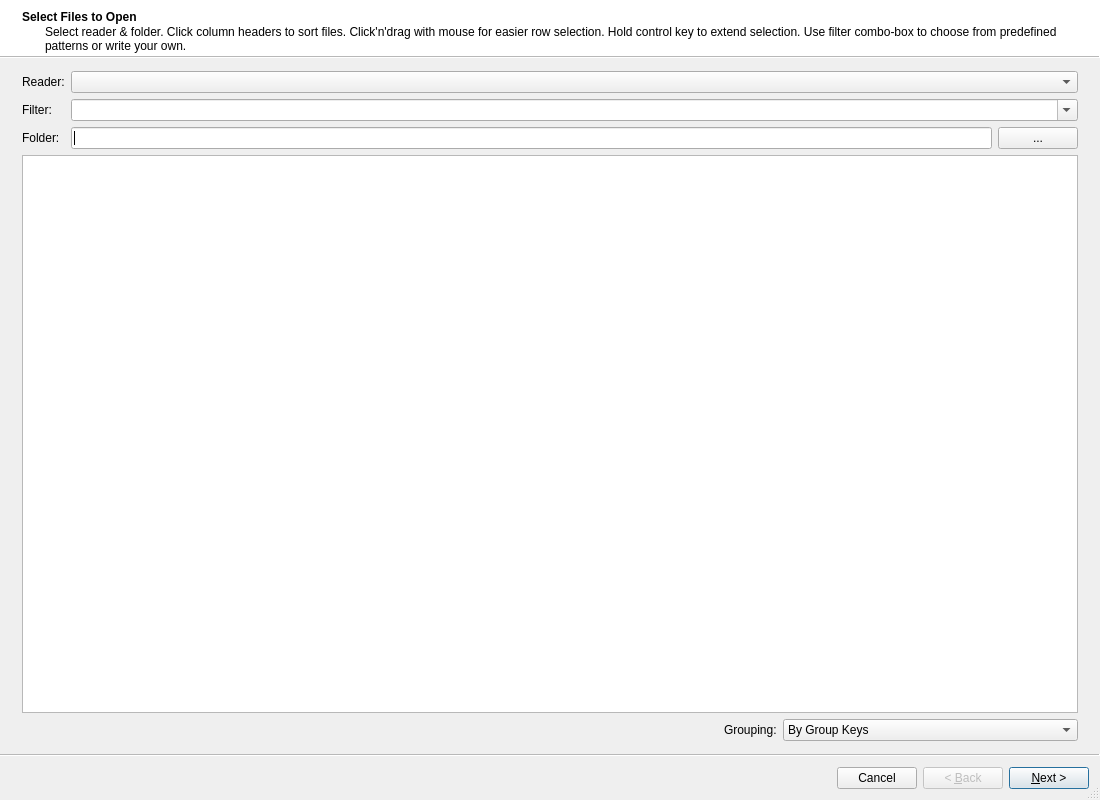
First picture: the form in uwsift/ui/open_file_wizard_2.ui, repository ssec/sift, before the edit.
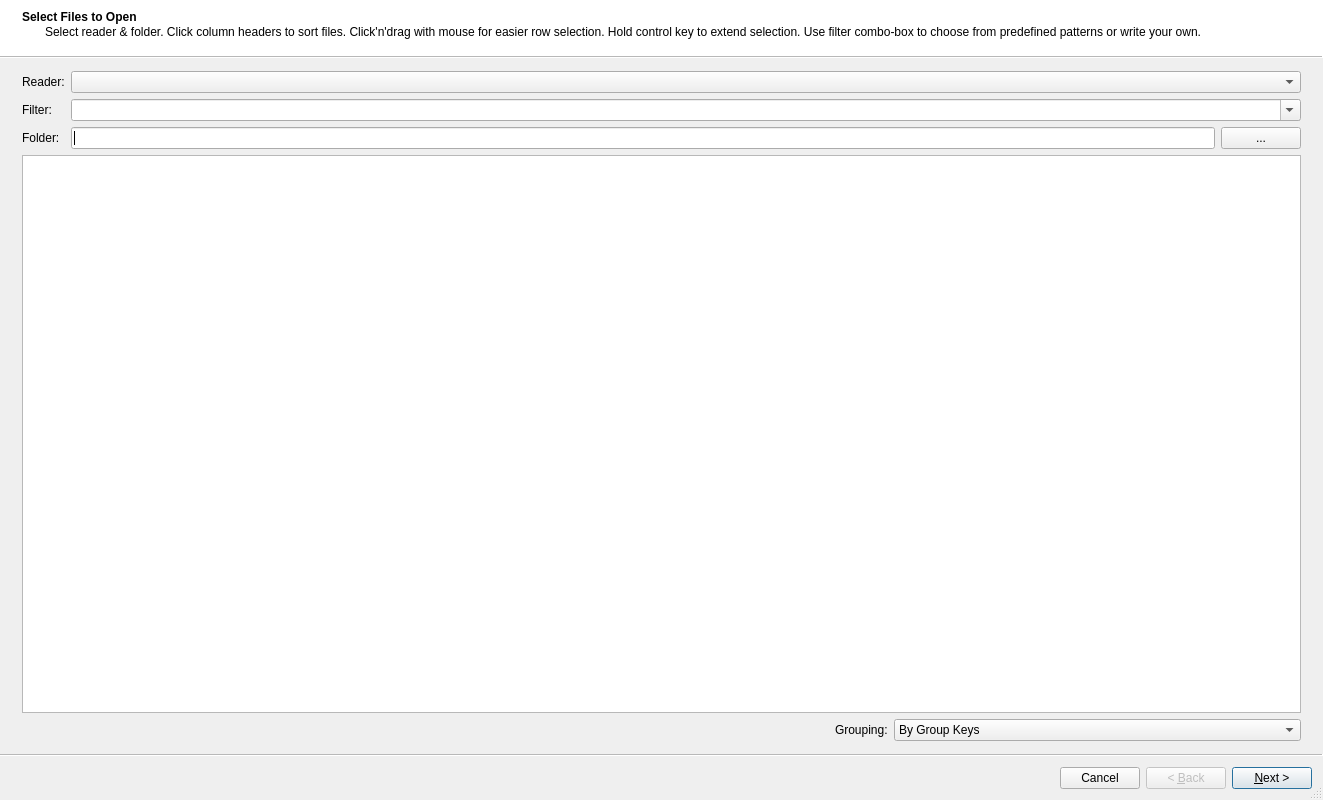
Second picture: the form after the edit. Custom widgets are drawn as their Qt base class.

Commit message:
Prevent OpenFileWizard(2) from exceeding screen width
When the OpenFileWizard(2) is opened with a pre-selection for a reader
that has a very long filter pattern, the 'Filter' combobox on the first
page becomes very wide and prevents resizing to a smaller width. This
makes the whole wizard to span even two or more screens.

Fix this by changing properties of the combobox to:
- SizeAdjustPolicy: AdjustToMinimumContentsLength
- MinimumContentsLength: 150

With this, the combobox reserves space for 150 characters, but not more.

What changed in the file:
```diff
--- a/uwsift/ui/open_file_wizard_2.ui
+++ b/uwsift/ui/open_file_wizard_2.ui
@@ -70,6 +70,12 @@
         <property name="editable">
          <bool>true</bool>
         </property>
+        <property name="sizeAdjustPolicy">
+         <enum>QComboBox::AdjustToMinimumContentsLength</enum>
+        </property>
+        <property name="minimumContentsLength">
+         <number>150</number>
+        </property>
        </widget>
       </item>
       <item row="0" column="0">
```
The commit also changes 1 other file.
